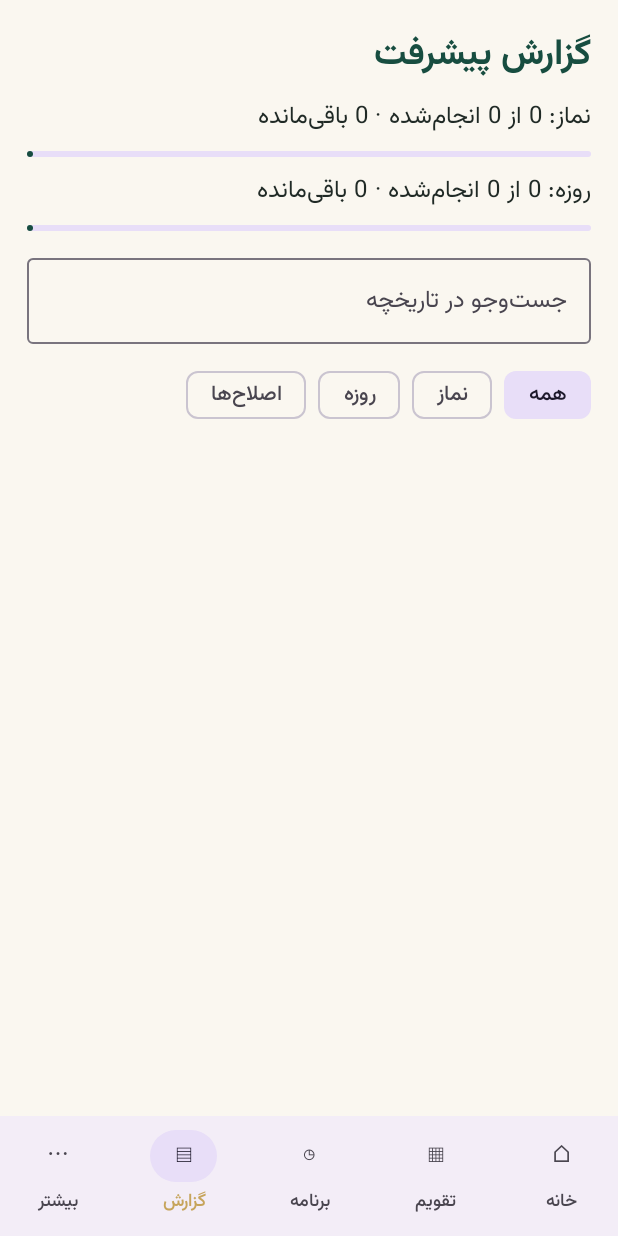
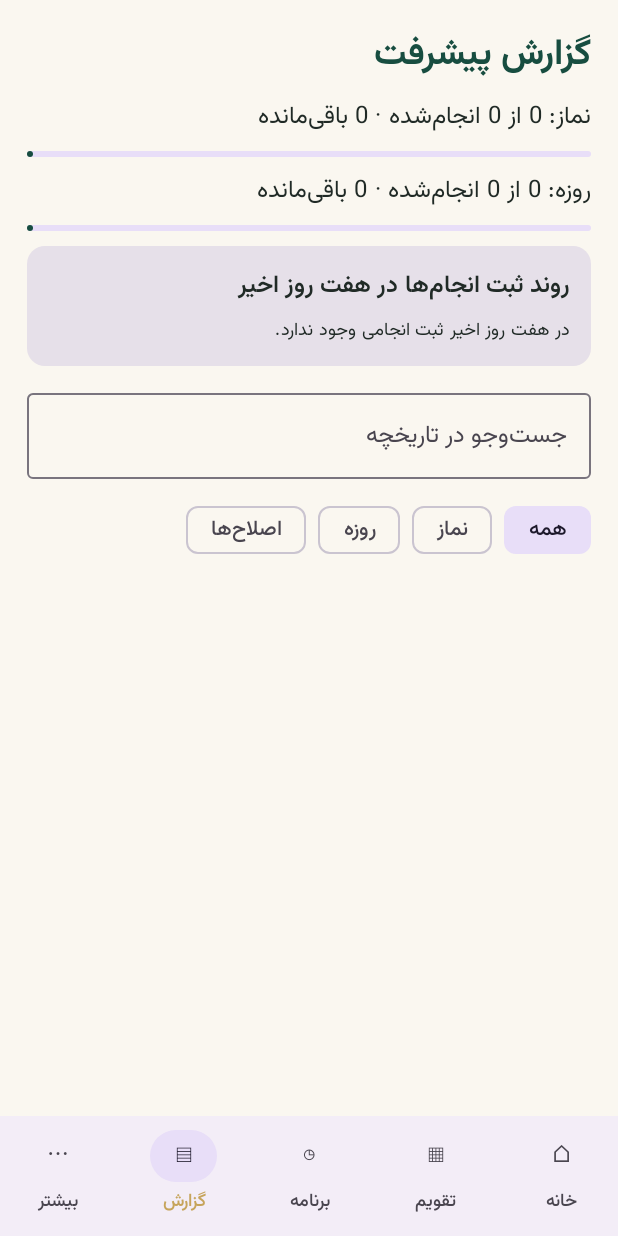
Before and after one commit to mohammad37496/Missed-Prayers-and-Fasts-Calculator, an Android app built with Jetpack Compose: the screen it shows after launch (MainActivity), item 4 of the bottom bar chosen, on a phone screen of 412 x 824 dp. Run offline under Robolectric (Android 15) with nearby library versions, the phone set to English and light mode, and no system bars; our stand-ins replace Room's generated code; libraries missing offline, so code that uses them is left out: net.zetetic.database; 14 statements that could not run were skipped.

Commit message:
feat: add weekly debt activity chart

```diff
--- a/app/src/main/java/ir/hirmand/missedprayers/ui/ProductScreens.kt
+++ b/app/src/main/java/ir/hirmand/missedprayers/ui/ProductScreens.kt
@@ -1,20 +1,26 @@
 package ir.hirmand.missedprayers.ui
 
 import androidx.compose.foundation.layout.Arrangement
+import androidx.compose.foundation.layout.Box
 import androidx.compose.foundation.layout.Column
 import androidx.compose.foundation.layout.ExperimentalLayoutApi
 import androidx.compose.foundation.layout.FlowRow
 import androidx.compose.foundation.layout.Row
 import androidx.compose.foundation.layout.Spacer
+import androidx.compose.foundation.Canvas
 import androidx.compose.foundation.layout.fillMaxSize
 import androidx.compose.foundation.layout.fillMaxWidth
+import androidx.compose.foundation.layout.height
 import androidx.compose.foundation.layout.padding
+import androidx.compose.foundation.layout.size
+import androidx.compose.foundation.background
 import androidx.compose.foundation.lazy.LazyColumn
 import androidx.compose.foundation.lazy.items
 import androidx.compose.foundation.lazy.grid.GridCells
 import androidx.compose.foundation.lazy.grid.LazyVerticalGrid
 import androidx.compose.foundation.lazy.grid.items
 import androidx.compose.foundation.shape.RoundedCornerShape
+import androidx.compose.foundation.shape.CircleShape
 import androidx.compose.foundation.text.KeyboardOptions
 import androidx.compose.material3.Button
 import androidx.compose.material3.Card
@@ -34,6 +40,10 @@ import androidx.compose.runtime.remember
 import androidx.compose.runtime.setValue
 import androidx.compose.ui.Alignment
 import androidx.compose.ui.Modifier
+import androidx.compose.ui.geometry.Offset
+import androidx.compose.ui.geometry.Size
+import androidx.compose.ui.semantics.contentDescription
+import androidx.compose.ui.semantics.semantics
 import androidx.compose.ui.text.font.FontWeight
 import androidx.compose.ui.text.font.FontFamily
 import androidx.compose.ui.text.input.KeyboardType
@@ -61,6 +71,7 @@ import ir.hirmand.missedprayers.domain.PlanProjection
 import ir.hirmand.missedprayers.domain.estimatedActiveDays
 import ir.hirmand.missedprayers.domain.PrayerType
 import java.time.LocalDate
+import java.time.Instant
 import java.time.ZoneId
 import java.time.temporal.ChronoUnit
 import java.time.format.DateTimeFormatter
@@ -334,6 +345,7 @@ fun ReportsScreen(prayers: List<PrayerDebtEntity>, fasting: FastingDebtEntity?,
         item { androidx.compose.material3.LinearProgressIndicator(progress = { if (prayerTotal == 0L) 0f else (prayerCompleted.toDouble() / prayerTotal).toFloat() }, modifier = Modifier.fillMaxWidth()) }
         item { Text("روزه: $fastingCompleted از $fastingTotal انجام‌شده · ${(fastingTotal - fastingCompleted).coerceAtLeast(0)} باقی‌مانده") }
         item { androidx.compose.material3.LinearProgressIndicator(progress = { if (fastingTotal == 0) 0f else fastingCompleted.toFloat() / fastingTotal }, modifier = Modifier.fillMaxWidth()) }
+        item { WeeklyActivityChart(records) }
         items(prayers, key = { it.prayerType }) { debt ->
             val label = PrayerType.entries.firstOrNull { it.name == debt.prayerType }?.title ?: debt.prayerType
             Card { Column(Modifier.padding(12.dp), verticalArrangement = Arrangement.spacedBy(4.dp)) {
@@ -381,6 +393,72 @@ fun ReportsScreen(prayers: List<PrayerDebtEntity>, fasting: FastingDebtEntity?,
                 Text(if (record.kind.endsWith("ADJUSTMENT")) "${record.beforeCompleted} ← ${record.afterCompleted}" else "+${record.amount} مورد")
                 Text(CalendarDates.display(localDate), style = MaterialTheme.typography.labelSmall)
             } }
+        }
+    }
+}
+
+@Composable
+private fun WeeklyActivityChart(records: List<ir.hirmand.missedprayers.data.DebtRecordEntity>) {
+    val today = remember { LocalDate.now() }
+    val zone = remember { ZoneId.systemDefault() }
+    val dailyActivity = remember(records, today, zone) {
+        val byDate = records.asSequence()
+            .filter { it.kind == "PRAYER" || it.kind == "FASTING" }
+            .mapNotNull { record ->
+                runCatching { Instant.ofEpochMilli(record.createdAt).atZone(zone).toLocalDate() to record }.getOrNull()
+            }
+            .groupBy({ it.first }, { it.second })
+        (6 downTo 0).map { offset ->
+            val date = today.minusDays(offset.toLong())
+            val entries = byDate[date].orEmpty()
+            val prayer = entries.filter { it.kind == "PRAYER" }.sumOf { it.amount.toLong() }
+            val fasting = entries.filter { it.kind == "FASTING" }.sumOf { it.amount.toLong() }
+            Triple(date, prayer, fasting)
+        }
+    }
+    val maxValue = dailyActivity.maxOfOrNull { maxOf(it.second, it.third) }?.coerceAtLeast(1L) ?: 1L
+    val prayerColor = MaterialTheme.colorScheme.primary
+    val fastingColor = MaterialTheme.colorScheme.secondary
+    Card {
+        Column(Modifier.fillMaxWidth().padding(14.dp), verticalArrangement = Arrangement.spacedBy(8.dp)) {
+            Text("روند ثبت انجام‌ها در هفت روز اخیر", style = MaterialTheme.typography.titleMedium, fontWeight = FontWeight.SemiBold)
+            if (dailyActivity.all { it.second == 0L && it.third == 0L }) {
+                Text("در هفت روز اخیر ثبت انجامی وجود ندارد.", style = MaterialTheme.typography.bodySmall)
+            } else {
+                Canvas(
+                    Modifier.fillMaxWidth().height(132.dp).semantics {
+                        contentDescription = dailyActivity.joinToString("؛ ") { (date, prayer, fasting) ->
+                            "${date.dayOfMonth}: نماز $prayer، روزه $fasting"
+                        }
+                    }
+                ) {
+                    val groupWidth = size.width / dailyActivity.size
+                    val barWidth = groupWidth * 0.26f
+                    val gap = groupWidth * 0.06f
+                    dailyActivity.forEachIndexed { index, entry ->
+                        val center = groupWidth * (index + 0.5f)
+                        val prayerHeight = (entry.second.toDouble() / maxValue * size.height).toFloat()
+                        val fastingHeight = (entry.third.toDouble() / maxValue * size.height).toFloat()
+                        drawRect(prayerColor, Offset(center - barWidth - gap / 2f, size.height - prayerHeight), Size(barWidth, prayerHeight))
+                        drawRect(fastingColor, Offset(center + gap / 2f, size.height - fastingHeight), Size(barWidth, fastingHeight))
+                    }
+                }
+                Row(Modifier.fillMaxWidth(), horizontalArrangement = Arrangement.SpaceBetween) {
+                    dailyActivity.forEach { (date, _, _) ->
+                        Text(date.dayOfMonth.toString(), style = MaterialTheme.typography.labelSmall)
+                    }
+                }
+                Row(horizontalArrangement = Arrangement.spacedBy(16.dp)) {
+                    Row(verticalAlignment = Alignment.CenterVertically, horizontalArrangement = Arrangement.spacedBy(5.dp)) {
+                        Box(Modifier.size(9.dp).background(prayerColor, CircleShape))
+                        Text("نماز", style = MaterialTheme.typography.labelSmall)
+                    }
+                    Row(verticalAlignment = Alignment.CenterVertically, horizontalArrangement = Arrangement.spacedBy(5.dp)) {
+                        Box(Modifier.size(9.dp).background(fastingColor, CircleShape))
+                        Text("روزه", style = MaterialTheme.typography.labelSmall)
+                    }
+                }
+            }
         }
     }
 }
```
Also changed, not shown: 2 other files.
